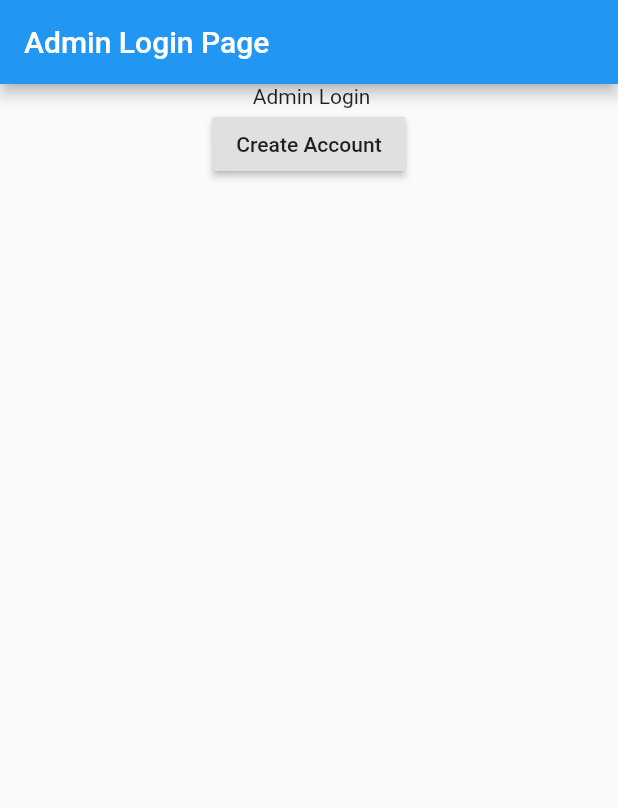
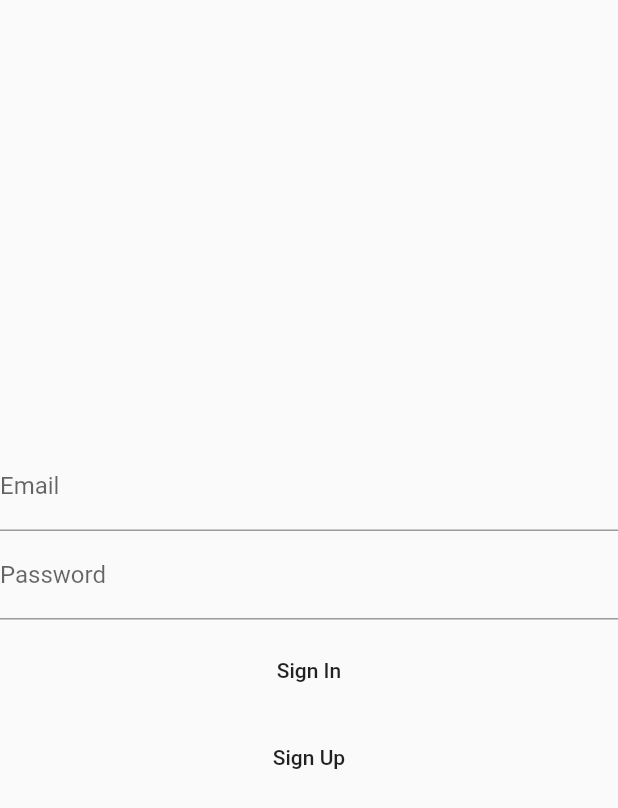
Before and after one commit to priyankasmhetre/SppuStudentApplicationFinal, a Flutter app: the screen it shows after launch, on a phone screen of 412 x 824 dp. Shown: the top 808 px of the screen. Run offline on Flutter 3.47's test engine with Material 2 defaults, Android fonts, the phone set to English and light mode, and no system bars; our stand-ins replace animated_splash_screen, cloud_firestore, firebase_auth, flutter_svg, google_sign_in, image_picker and 3 more; missing offline and left inert: barcode_scan, dart:js; accounts and stored records are empty.

Commit message:
add admin signin and register page

```diff
--- a/lib/Screens/Admin_Login.dart
+++ b/lib/Screens/Admin_Login.dart
@@ -1,37 +1,65 @@
 import 'package:flutter/material.dart';
+import 'package:google_sign_in/google_sign_in.dart';
 import 'Admin_signup.dart';
+import 'package:firebase_auth/firebase_auth.dart';
  class AdminLogin extends StatefulWidget{
   @override
   State<StatefulWidget> createState() =>_AdminLogin();
  }
 
 class _AdminLogin extends State<AdminLogin>{
-   String _email;
-   String _password;
+   String email;
+   String password;
+   GoogleSignIn googleAuth = GoogleSignIn();
   @override
   Widget build(BuildContext context) {
     return Scaffold(
-      appBar: AppBar(
-        title: Text("Admin Login Page"),
+      body:Column(
+          mainAxisAlignment: MainAxisAlignment.center,
+          children : <Widget>[
+            TextField(
+              decoration:InputDecoration(labelText: "Email"),
+              onChanged : (value){
+                setState(() {
+                  email = value;
+                });
+              },
             ),
-      body: Center(
-          child: Column(
-            children: <Widget>[
-              Text(" Admin Login"),
+            TextField(
+              decoration:InputDecoration(labelText: "Password"),
+              onChanged : (value){
+                setState(() {
+                  password = value;
+                });
+              },
+            ),
+            SizedBox(
+              height: 10,
+            ),
             // ignore: deprecated_member_use
-              RaisedButton(
-                  child: Text("Create Account"),
+              FlatButton(
+    child:Text("Sign In"),
     onPressed: (){
-                    Navigator.of(context).push(
-                        MaterialPageRoute(
-                            builder: (context) =>Admin_signup(),
+    FirebaseAuth.instance.signInWithEmailAndPassword(
+    email: email, password: password)
+        .then((FirebaseUser) {
+    Navigator.of(context).pushNamed('/Admin_Signup');
+    })
+        .catchError((e){
+    print(e);
+    });
+    },
+    ),
+    SizedBox(
+    height: 10,
+    ),
+    FlatButton(
+    child:Text("Sign Up"),
+    onPressed: (){
+    Navigator.pushNamed(context, '/Admin_signup');
+    }),
+    ],
     )
-                    );
-                  },
-              )
-            ]
-          ),
-        ),
     );
   }
  }
--- a/pubspec.yaml
+++ b/pubspec.yaml
@@ -29,6 +29,8 @@ dependencies:
   path_provider : ^1.6.0
   provider: ^4.1.1
   firebase_auth: ^1.0.0
+  cloud_firestore: ^1.0.3
+  google_sign_in : ^4.4.1
   splashscreen: ^1.3.5
   animated_splash_screen: ^1.0.0
   firebase_core: ^1.0.0
```
Also changed, not shown: lib/Screens/Admin_signup.dart (+71 -14 lines), pubspec.lock. Lines whose indentation alone changed are shown as unchanged.
